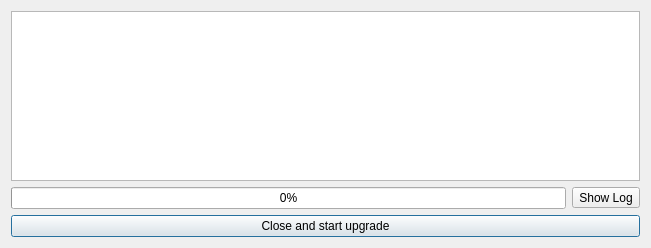
Above: autoupdatedialog.ui from ic005k/OCAuxiliaryTools before the change. Below: the same form after it.
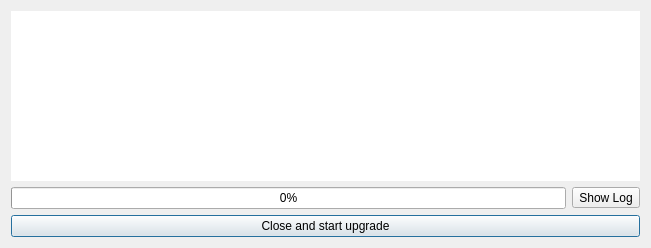
That is the form after the change.

```diff
--- a/autoupdatedialog.ui
+++ b/autoupdatedialog.ui
@@ -28,6 +28,9 @@
        <height>16777215</height>
       </size>
      </property>
+     <property name="frameShape">
+      <enum>QFrame::NoFrame</enum>
+     </property>
     </widget>
    </item>
    <item row="1" column="1">
```
